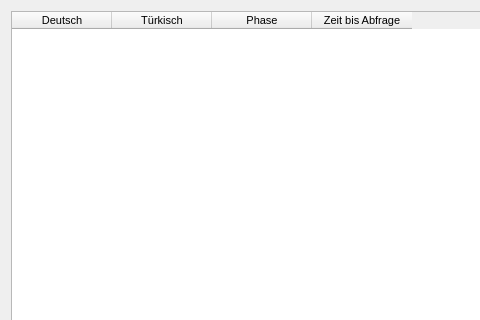
Above: dialog_overview.ui from JannikGrabe/Phase6 before the change; both pictures show x 0 to 480 and y 0 to 320 of the 864 by 682 pixel window. Below: the same form after it.
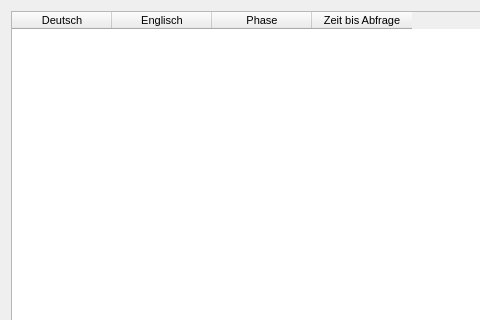
That is the form after the change.

Commit message: change Türkisch to Englisch and compare words without case sensitivity

Patch:
```diff
--- a/dialog_overview.ui
+++ b/dialog_overview.ui
@@ -40,7 +40,7 @@
      </column>
      <column>
       <property name="text">
-       <string>Türkisch</string>
+       <string>Englisch</string>
       </property>
       <property name="font">
        <font>
```
The commit also changes 4 other files.
